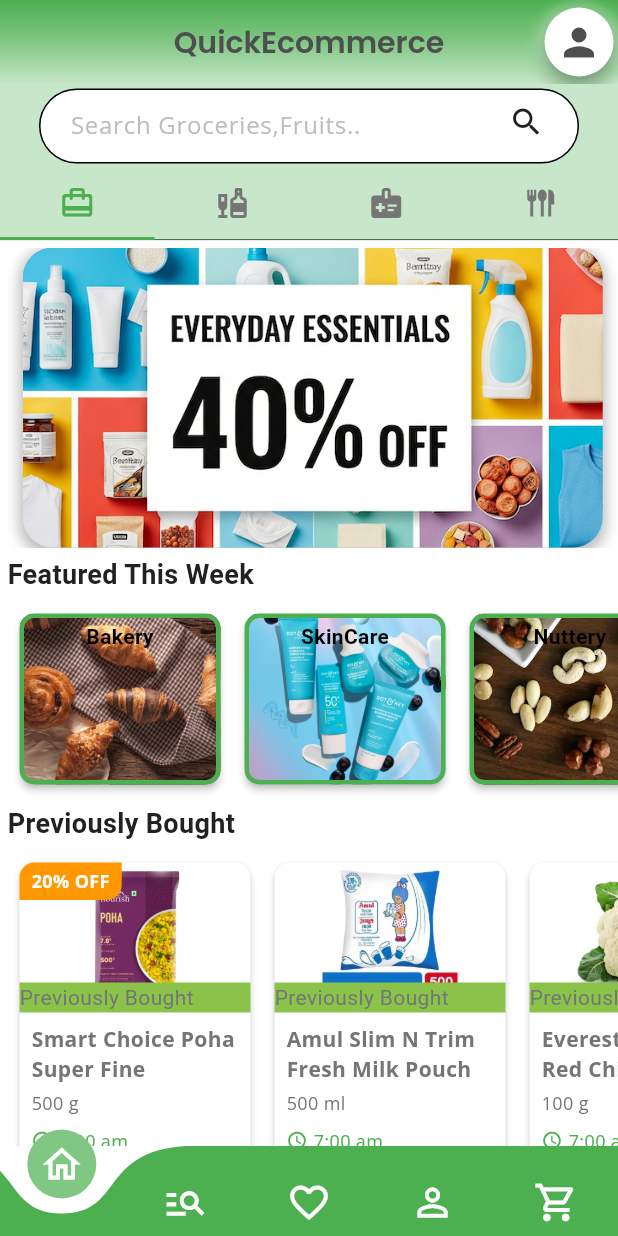
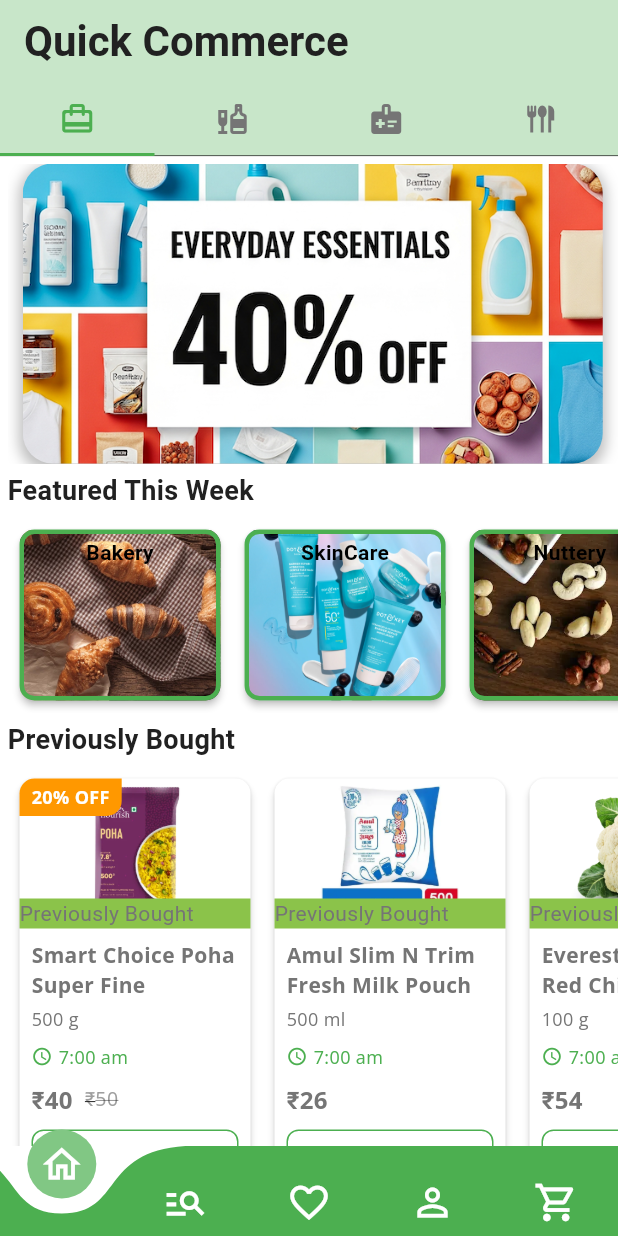
Before and after one commit to Vishwajeet874/QuickEcommFlutterApp, a Flutter app: the screen it shows after launch, on a phone screen of 412 x 824 dp. Run offline on Flutter 3.47's test engine with Material 3 defaults, Android fonts, the phone set to English and light mode, and no system bars; drawn by our look-alikes of carousel_slider, curved_navigation_bar; our stand-ins replace google_fonts.

Commit message:
done many changes

```diff
--- a/lib/data/fruitsVegetablesData.dart
+++ b/lib/data/fruitsVegetablesData.dart
@@ -265,56 +265,56 @@
 final List<Map<String, String>> freshlyCutFruitsData = [
   {
     'imagePath':
-        'assets/Veg & Fruits/Freshly Cut/mixed_fruit_bowl.jpg', // Replace with your actual image path
+        'assets/Veg & Fruits/freshly_cut/mixed_fruit_bowl.jpg', // Replace with your actual image path
     'title': 'Mixed Fruit Bowl',
     'price': '99',
     'quantity': '250 g',
   },
   {
     'imagePath':
-        'assets/Veg & Fruits/Freshly Cut/watermelon_chunks.webp', // Replace with your actual image path
+        'assets/Veg & Fruits/freshly_cut/watermelon_chunks.webp', // Replace with your actual image path
     'title': 'Watermelon Chunks',
     'price': '45',
     'quantity': '300 g',
   },
   {
     'imagePath':
-        'assets/Veg & Fruits/Freshly Cut/pineapple_slices.webp', // Replace with your actual image path
+        'assets/Veg & Fruits/freshly_cut/pineapple_slices.webp', // Replace with your actual image path
     'title': 'Pineapple Slices',
     'price': '60',
     'quantity': '200 g',
   },
   {
     'imagePath':
-        'assets/Veg & Fruits/Freshly Cut/papaya_cubes.jpeg', // Replace with your actual image path
+        'assets/Veg & Fruits/freshly_cut/papaya_cubes.jpeg', // Replace with your actual image path
     'title': 'Papaya Cubes',
     'price': '35',
     'quantity': '250 g',
   },
   {
     'imagePath':
-        'assets/Veg & Fruits/Freshly Cut/melon_mix.jpeg', // Replace with your actual image path
+        'assets/Veg & Fruits/freshly_cut/melon_mix.jpeg', // Replace with your actual image path
     'title': 'Melon Medley',
     'price': '70',
     'quantity': '350 g',
   },
   {
     'imagePath':
-        'assets/Veg & Fruits/Freshly Cut/pomegranate_seeds.jpg', // Replace with your actual image path
+        'assets/Veg & Fruits/freshly_cut/pomegranate_seeds.jpg', // Replace with your actual image path
     'title': 'Pomegranate Seeds',
     'price': '120',
     'quantity': '100 g',
   },
   {
     'imagePath':
-        'assets/Veg & Fruits/Freshly Cut/orange_segments.webp', // Replace with your actual image path
+        'assets/Veg & Fruits/freshly_cut/orange_segments.webp', // Replace with your actual image path
     'title': 'Orange Segments',
     'price': '50',
     'quantity': '150 g',
   },
   {
     'imagePath':
-        'assets/Veg & Fruits/Freshly Cut/kiwi_slices.jpg', // Replace with your actual image path
+        'assets/Veg & Fruits/freshly_cut/kiwi_slices.jpg', // Replace with your actual image path
     'title': 'Kiwi Slices',
     'price': '85',
     'quantity': '100 g',
--- a/lib/main.dart
+++ b/lib/main.dart
@@ -1,4 +1,5 @@
 import 'package:flutter/material.dart';
+import 'package:quick_comm/screens/product_screen.dart';
 
 import 'package:quick_comm/utils/custom_theme.dart';
 
--- a/lib/screens/home_screen.dart
+++ b/lib/screens/home_screen.dart
@@ -1,5 +1,6 @@
 import 'package:flutter/material.dart';
 import 'package:quick_comm/screens/all_tab_screen.dart';
+import 'package:quick_comm/utils/custom_theme.dart';
 import 'package:quick_comm/utils/modified_text.dart';
 import 'package:quick_comm/widgtes/search_button.dart';
 
@@ -30,8 +31,10 @@
       appBar: AppBar(
         backgroundColor: Colors.green.shade100,
         foregroundColor: Colors.transparent,
-        title: SearchButton(
-          searchController: _searchController,
+        title: ModifiedText(
+          text: 'Quick Commerce',
+          size: 28,
+          color: textDark,
         ),
         bottom: TabBar(
           controller: _tabController,
--- a/lib/widgtes/navigation_bar_widget.dart
+++ b/lib/widgtes/navigation_bar_widget.dart
@@ -1,5 +1,6 @@
 import 'package:flutter/material.dart';
 import 'package:curved_navigation_bar/curved_navigation_bar.dart'; // Import the package
+import 'package:quick_comm/screens/explore_screen.dart';
 import 'package:quick_comm/screens/home_screen.dart';
 import 'package:quick_comm/widgtes/custom_person_button.dart';
 
@@ -17,7 +18,7 @@
 
   final widgetList = [
     HomeScreen(),
-    const Text('Explore'), // Added const for Text widgets
+    ExploreScreen(), // Added const for Text widgets
     const Text('Favourite'),
     const Text('Account'),
     const Text('Cart'),
@@ -26,28 +27,6 @@
   @override
   Widget build(BuildContext context) {
     return Scaffold(
-      appBar: AppBar(
-        title: const Text('QuickEcommerce'), // Added const
-        centerTitle: true,
-        notificationPredicate: (notification) => mounted,
-        flexibleSpace: Container(
-          decoration: const BoxDecoration(
-            gradient: LinearGradient(
-              colors: [
-                Color(0xFF4CAF50),
-                Color(0xFF81C784),
-                Color(0xFFC8E6C9),
-              ],
-              begin: Alignment.topCenter,
-              end: Alignment.bottomCenter,
-            ),
-          ),
-        ),
-        actions: const [
-          // Added const
-          CustomPersonButton(),
-        ],
-      ),
       body: Center(child: widgetList.elementAt(currentIndex)),
       bottomNavigationBar: CurvedNavigationBar(
         key: _bottomNavigationKey,
```
Also changed, not shown: pubspec.yaml (+6 -1 lines), assets/Veg & Fruits/freshly_cut/kiwi_slices.jpg (renamed from assets/Veg & Fruits/Freshly Cut/kiwi_slices.jpg), assets/Veg & Fruits/freshly_cut/melon_mix.jpeg (renamed from assets/Veg & Fruits/Freshly Cut/melon_mix.jpeg), assets/Veg & Fruits/freshly_cut/mixed_fruit_bowl.jpg (renamed from assets/Veg & Fruits/Freshly Cut/mixed_fruit_bowl.jpg), assets/Veg & Fruits/freshly_cut/orange_segments.webp (renamed from assets/Veg & Fruits/Freshly Cut/orange_segments.webp), assets/Veg & Fruits/freshly_cut/papaya_cubes.jpeg (renamed from assets/Veg & Fruits/Freshly Cut/papaya_cubes.jpeg), assets/Veg & Fruits/freshly_cut/pineapple_slices.webp (renamed from assets/Veg & Fruits/Freshly Cut/pineapple_slices.webp), assets/Veg & Fruits/freshly_cut/pomegranate_seeds.jpg (renamed from assets/Veg & Fruits/Freshly Cut/pomegranate_seeds.jpg), assets/Veg & Fruits/freshly_cut/watermelon_chunks.webp (renamed from assets/Veg & Fruits/Freshly Cut/watermelon_chunks.webp), pubspec.lock.
